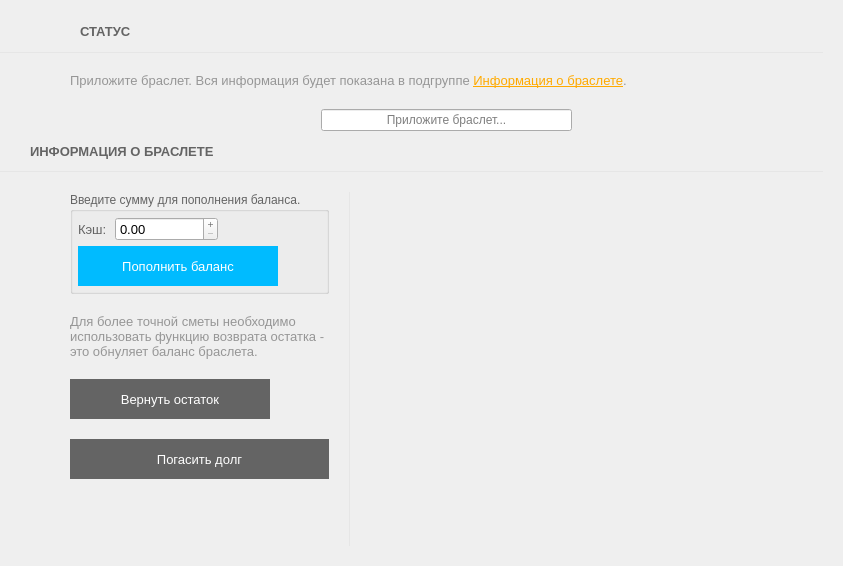
Above: Client/forms/StatusForm.ui from Baxulio/Attraction before the change. Below: the same form after it.
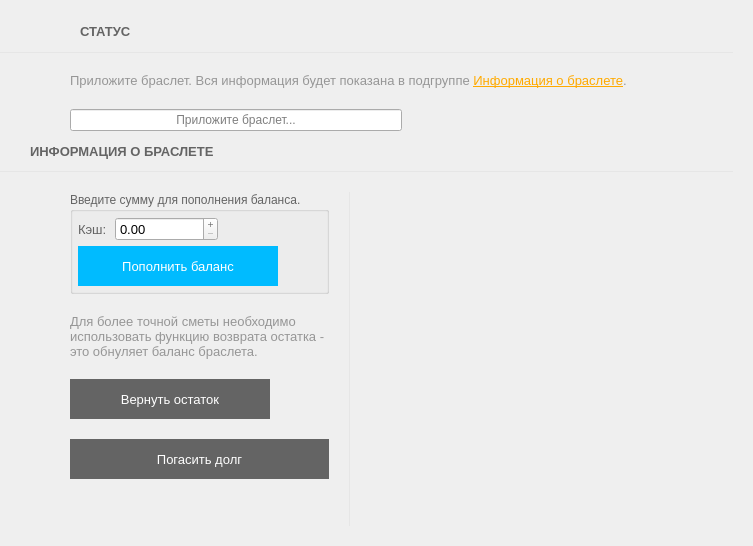
That is the form after the change. Icons and pictures are not drawn.

```diff
--- a/Client/forms/StatusForm.ui
+++ b/Client/forms/StatusForm.ui
@@ -6,8 +6,8 @@
    <rect>
     <x>0</x>
     <y>0</y>
-    <width>843</width>
-    <height>566</height>
+    <width>753</width>
+    <height>546</height>
    </rect>
   </property>
   <property name="windowTitle">
@@ -192,19 +192,6 @@
        </item>
        <item>
         <layout class="QHBoxLayout" name="horizontalLayout_5">
-         <item>
-          <spacer name="horizontalSpacer_7">
-           <property name="orientation">
-            <enum>Qt::Horizontal</enum>
-           </property>
-           <property name="sizeHint" stdset="0">
-            <size>
-             <width>40</width>
-             <height>20</height>
-            </size>
-           </property>
-          </spacer>
-         </item>
          <item>
           <widget class="QLineEdit" name="lineEdit">
            <property name="echoMode">
```
